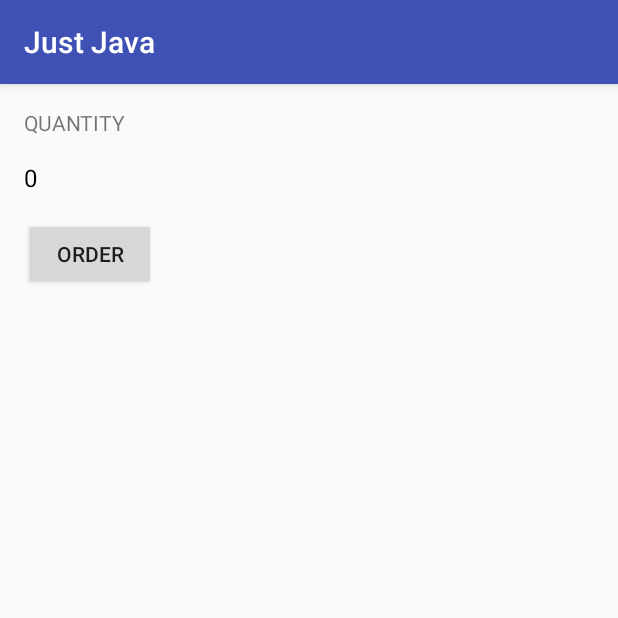
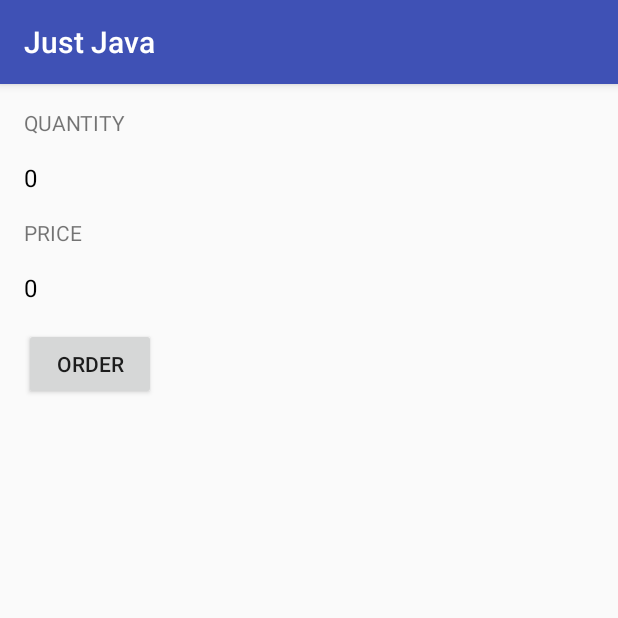
Before and after one commit to JPLLopes/JustJavaApp, an Android app: the screen it shows after launch (MainActivity), on a phone screen of 412 x 824 dp, the top half of it. Run offline under Robolectric (Android 15) with nearby library versions, the phone set to English and light mode, and no system bars.

Commit message:
added functionality to the order button and added price display and calculation depending on the quantity of the order

```diff
--- a/app/src/main/java/projetos/joao/justjava/MainActivity.java
+++ b/app/src/main/java/projetos/joao/justjava/MainActivity.java
@@ -1,8 +1,15 @@
 package projetos.joao.justjava;
 
+import android.os.Bundle;
 import android.support.v7.app.AppCompatActivity;
-import android.os.Bundle;
+import android.view.View;
+import android.widget.TextView;
 
+import java.text.NumberFormat;
+
+/**
+ * This app displays an order form to order coffee.
+ */
 public class MainActivity extends AppCompatActivity {
 
     @Override
@@ -10,4 +17,29 @@ public class MainActivity extends AppCompatActivity {
         super.onCreate(savedInstanceState);
         setContentView(R.layout.activity_main);
     }
+
+    /**
+     * This method is called when the order button is clicked.
+     */
+    public void submitOrder(View view) {
+        int numberOfCoffees = 2;
+        display(numberOfCoffees);
+        displayPrice(numberOfCoffees * 5);
+    }
+
+    /**
+     * This method displays the given quantity value on the screen.
+     */
+    private void display(int number) {
+        TextView quantityTextView = (TextView) findViewById(R.id.quantity_text_view);
+        quantityTextView.setText("" + number);
+    }
+
+    /**
+     * This method displays the given price on the screen.
+     */
+    private void displayPrice(int number) {
+        TextView priceTextView = (TextView) findViewById(R.id.price_text_view);
+        priceTextView.setText(NumberFormat.getCurrencyInstance().format(number));
+    }
 }
--- a/app/src/main/res/layout/activity_main.xml
+++ b/app/src/main/res/layout/activity_main.xml
@@ -10,24 +10,44 @@
         android:layout_width="wrap_content"
         android:layout_height="wrap_content"
         android:layout_marginBottom="16dp"
-        android:layout_marginLeft="16dp"
+        android:layout_marginStart="16dp"
         android:layout_marginTop="16dp"
-        android:text="@string/quantity_text_header"
-        android:textAllCaps="true"/>
+        android:text="@string/quantity_text_view_header"
+        android:textAllCaps="true" />
 
     <TextView
         android:id="@+id/quantity_text_view"
         android:layout_width="wrap_content"
         android:layout_height="wrap_content"
-        android:layout_marginLeft="16dp"
+        android:layout_marginStart="16dp"
         android:text="0"
         android:textColor="#000000"
         android:textSize="16sp" />
 
+    <TextView
+        android:layout_width="wrap_content"
+        android:layout_height="wrap_content"
+        android:layout_marginStart="16dp"
+        android:layout_marginTop="16dp"
+        android:text="@string/price_text_view_header"
+        android:textAllCaps="true"
+        />
+    <TextView
+        android:id="@+id/price_text_view"
+        android:layout_width="wrap_content"
+        android:layout_height="wrap_content"
+        android:layout_marginStart="16dp"
+        android:layout_marginTop="16dp"
+        android:text="@string/initial_price_value"
+        android:textColor="#000000"
+        android:textSize="16sp"
+        />
+
     <Button
         android:layout_width="wrap_content"
         android:layout_height="wrap_content"
+        android:layout_marginStart="16dp"
         android:layout_marginTop="16dp"
-        android:layout_marginLeft="16dp"
-        android:text="@string/order_button_text" />
+        android:onClick="submitOrder"
+        android:text="@string/order_button_text"/>
 </LinearLayout>
--- a/app/src/main/res/values/strings.xml
+++ b/app/src/main/res/values/strings.xml
@@ -1,5 +1,7 @@
 <resources>
     <string name="app_name">Just Java</string>
-    <string name="quantity_text_header">Quantity</string>
+    <string name="quantity_text_view_header">Quantity</string>
     <string name="order_button_text">Order</string>
+    <string name="price_text_view_header">Price</string>
+    <string name="initial_price_value">0</string>
 </resources>
```
